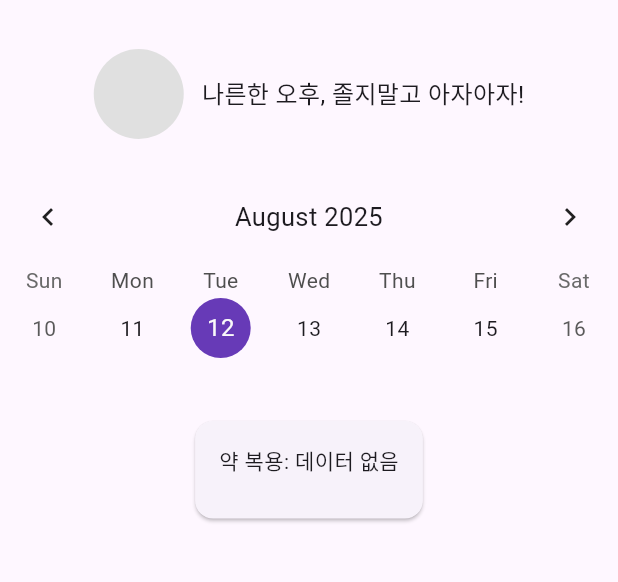
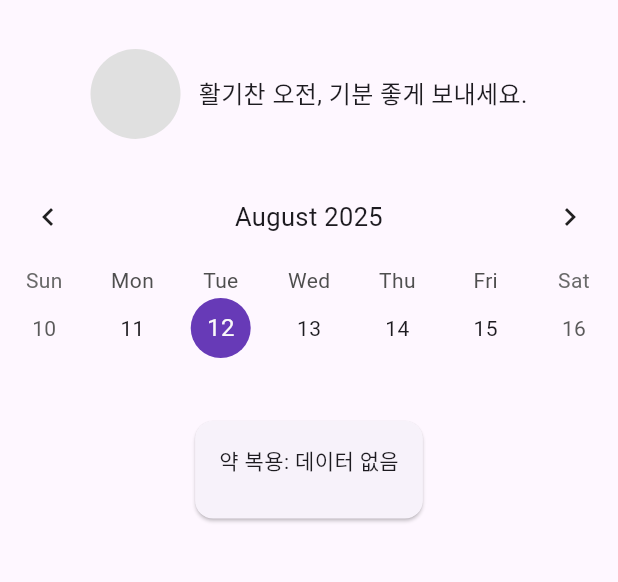
Before and after one commit to tkddus21/ddobaki, a Flutter app: the HomeScreen screen opened by its route, on a phone screen of 412 x 824 dp, the part 65-647 px from its top. Run offline on Flutter 3.47's test engine with Material 3 defaults, Android fonts, the phone set to English and light mode, and no system bars; drawn by our look-alikes of table_calendar; our stand-ins replace cloud_firestore, firebase_auth, firebase_core, fl_chart, just_audio, permission_handler and 1 more; missing offline and left inert: flutter_sound, record; accounts and stored records are empty; Roboto replaces fonts that are missing (NanumGothic).

Commit message:
feat: 홈/채팅 UI 수정 및 기능 개선

```diff
--- a/FrontEnd/lib/screens/elder/home_screen.dart
+++ b/FrontEnd/lib/screens/elder/home_screen.dart
@@ -22,6 +22,21 @@ class _HomeScreenState extends State<HomeScreen> {
   void initState() {
     super.initState();
     _selectedDay = _focusedDay;
+  }
+
+  // 🔧 현재 시간에 맞는 인사말을 반환하는 함수
+  String _getGreeting() {
+    final int hour = DateTime.now().hour;
+
+    if (hour >= 7 && hour < 12) {
+      return "활기찬 오전, 기분 좋게 보내세요.";
+    } else if (hour >= 12 && hour < 18) {
+      return "점심은 든든히 드셨나요?";
+    } else if (hour >= 18 && hour < 22) {
+      return "편안한 저녁 시간 보내세요.";
+    } else {
+      return "포근한 밤, 좋은 꿈 꾸세요.";
+    }
   }
 
   void _onBottomNavTapped(int index) {
@@ -98,19 +113,40 @@ class _HomeScreenState extends State<HomeScreen> {
             children: [
               CircleAvatar(radius: 30, backgroundColor: Colors.grey[300]),
               SizedBox(width: 12),
-              Text("나른한 오후, 졸지말고 아자아자!", style: TextStyle(fontSize: 16)),
+              // 🔧 기존 Text 위젯을 함수 호출로 변경
+              Text(_getGreeting(), style: TextStyle(fontSize: 16)),
             ],
           ),
           SizedBox(height: 20),
-          TableCalendar(
+          // 🔧 GestureDetector로 달력을 감싸 스와이프 방향을 직접 제어합니다.
+          GestureDetector(
+            onVerticalDragEnd: (details) {
+              // 아래로 스와이프하면 (속도가 양수)
+              if (details.primaryVelocity! > 0) {
+                setState(() {
+                  _calendarFormat = CalendarFormat.month; // 월간 달력으로 변경
+                });
+              }
+              // 위로 스와이프하면 (속도가 음수)
+              else if (details.primaryVelocity! < 0) {
+                setState(() {
+                  _calendarFormat = CalendarFormat.week; // 주간 달력으로 변경
+                });
+              }
+            },
+            child: TableCalendar(
               firstDay: DateTime.utc(2020, 1, 1),
               lastDay: DateTime.utc(2030, 12, 31),
               focusedDay: _focusedDay,
               calendarFormat: _calendarFormat,
+              // 🔧 달력 자체의 스와이프 기능은 끕니다.
+              availableGestures: AvailableGestures.none,
               onFormatChanged: (format) {
+                if (_calendarFormat != format) {
                   setState(() {
-                _calendarFormat = CalendarFormat.week;
+                    _calendarFormat = format;
                   });
+                }
               },
               selectedDayPredicate: (day) => isSameDay(_selectedDay, day),
               onDaySelected: (selectedDay, focusedDay) {
@@ -124,6 +160,7 @@ class _HomeScreenState extends State<HomeScreen> {
                 todayDecoration: BoxDecoration(color: Colors.deepPurple.withOpacity(0.5), shape: BoxShape.circle),
               ),
               headerStyle: HeaderStyle(formatButtonVisible: false, titleCentered: true),
+            ),
           ),
           SizedBox(height: 20),
           _buildMedicationStatusCard(),
```
Also changed, not shown: FrontEnd/lib/screens/elder/chat_screen.dart (+36 -22 lines). Lines whose indentation alone changed are shown as unchanged.
